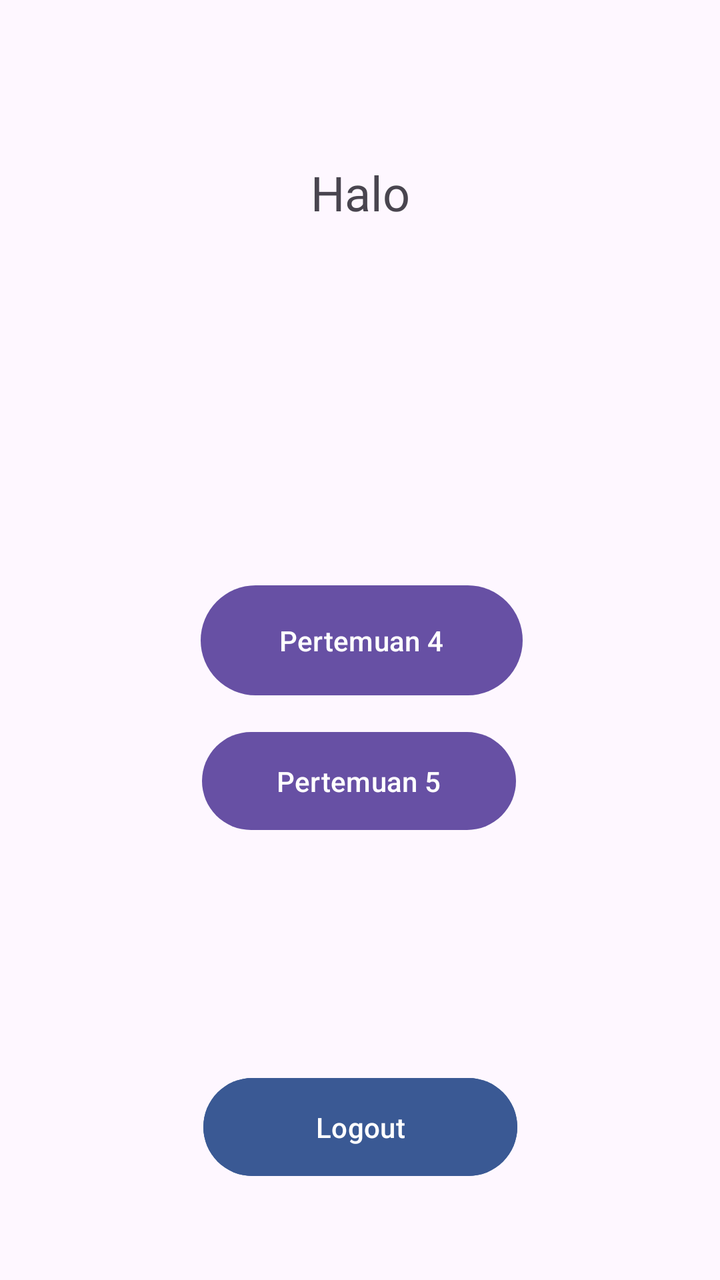
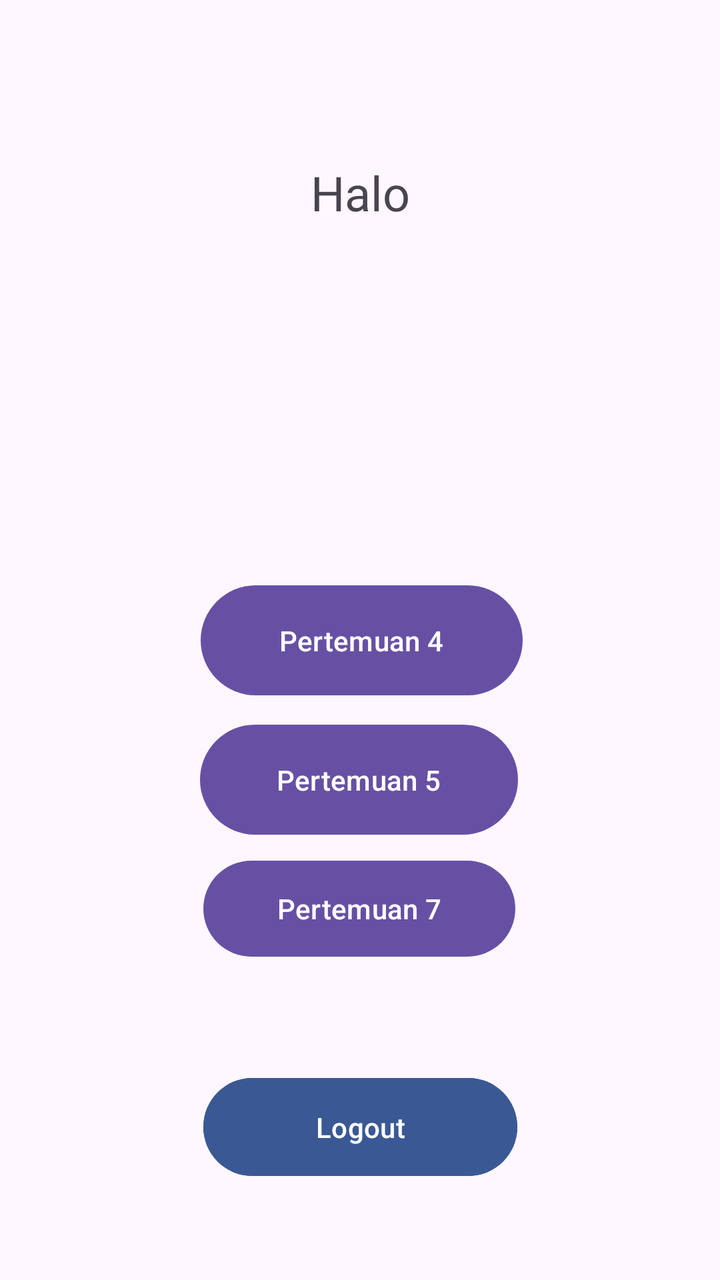

Before-and-after screenshots of an Android layout around one commit, followed by the original layout XML and the change that was made.
<!-- AndroidManifest.xml: application theme Theme.Saturnus_Narum -->
<!-- res/layout/activity_main.xml -->
<?xml version="1.0" encoding="utf-8"?>
<androidx.constraintlayout.widget.ConstraintLayout xmlns:android="http://schemas.android.com/apk/res/android"
    xmlns:app="http://schemas.android.com/apk/res-auto"
    xmlns:tools="http://schemas.android.com/tools"
    android:id="@+id/main"
    android:layout_width="match_parent"
    android:layout_height="match_parent"
    tools:context=".MainActivity">

    <Button
        android:id="@+id/btnToFourth"
        android:layout_width="161dp"
        android:layout_height="63dp"
        android:text="Pertemuan 4"
        app:layout_constraintBottom_toBottomOf="parent"
        app:layout_constraintEnd_toEndOf="parent"
        app:layout_constraintHorizontal_bias="0.504"
        app:layout_constraintStart_toStartOf="parent"
        app:layout_constraintTop_toTopOf="parent" />

    <Button
        android:id="@+id/btnToFifth"
        android:layout_width="157dp"
        android:layout_height="57dp"
        android:text="Pertemuan 5"
        app:layout_constraintBottom_toBottomOf="parent"
        app:layout_constraintEnd_toEndOf="parent"
        app:layout_constraintHorizontal_bias="0.498"
        app:layout_constraintStart_toStartOf="parent"
        app:layout_constraintTop_toTopOf="parent"
        app:layout_constraintVertical_bias="0.621" />

    <TextView
        android:id="@+id/textHalo"
        android:layout_width="wrap_content"
        android:layout_height="wrap_content"
        android:layout_marginTop="80dp"
        android:fontFamily="@font/fontvalo"
        android:text="Halo"
        android:textSize="24sp"
        app:layout_constraintEnd_toEndOf="parent"
        app:layout_constraintStart_toStartOf="parent"
        app:layout_constraintTop_toTopOf="parent" />

    <Button
        android:id="@+id/btnLogout"
        android:layout_width="157dp"
        android:layout_height="57dp"
        android:layout_marginBottom="48dp"
        android:backgroundTint="@color/abu_gelap"
        android:text="Logout"
        app:layout_constraintBottom_toBottomOf="parent"
        app:layout_constraintEnd_toEndOf="parent"
        app:layout_constraintStart_toStartOf="parent" />
</androidx.constraintlayout.widget.ConstraintLayout>
<!-- resources referenced by this layout -->
<resources>
  <color name="abu_gelap">#3A5994</color>
  <style name="Theme.Saturnus_Narum" parent="Base.Theme.Saturnus_Narum" />
  <style name="Base.Theme.Saturnus_Narum" parent="Theme.Material3.DayNight.NoActionBar">
          
          
      </style>
</resources>

<!-- the commit's change to res/layout/activity_main.xml (unified diff, before → after) -->
@@ -20,8 +20,8 @@
 
     <Button
         android:id="@+id/btnToFifth"
-        android:layout_width="157dp"
-        android:layout_height="57dp"
+        android:layout_width="159dp"
+        android:layout_height="63dp"
         android:text="Pertemuan 5"
         app:layout_constraintBottom_toBottomOf="parent"
         app:layout_constraintEnd_toEndOf="parent"
@@ -52,4 +52,16 @@
         app:layout_constraintBottom_toBottomOf="parent"
         app:layout_constraintEnd_toEndOf="parent"
         app:layout_constraintStart_toStartOf="parent" />
+
+    <Button
+        android:id="@+id/btnToSeventh"
+        android:layout_width="156dp"
+        android:layout_height="56dp"
+        android:text="Pertemuan 7"
+        app:layout_constraintBottom_toBottomOf="parent"
+        app:layout_constraintEnd_toEndOf="parent"
+        app:layout_constraintHorizontal_bias="0.498"
+        app:layout_constraintStart_toStartOf="parent"
+        app:layout_constraintTop_toTopOf="parent"
+        app:layout_constraintVertical_bias="0.73" />
 </androidx.constraintlayout.widget.ConstraintLayout>
